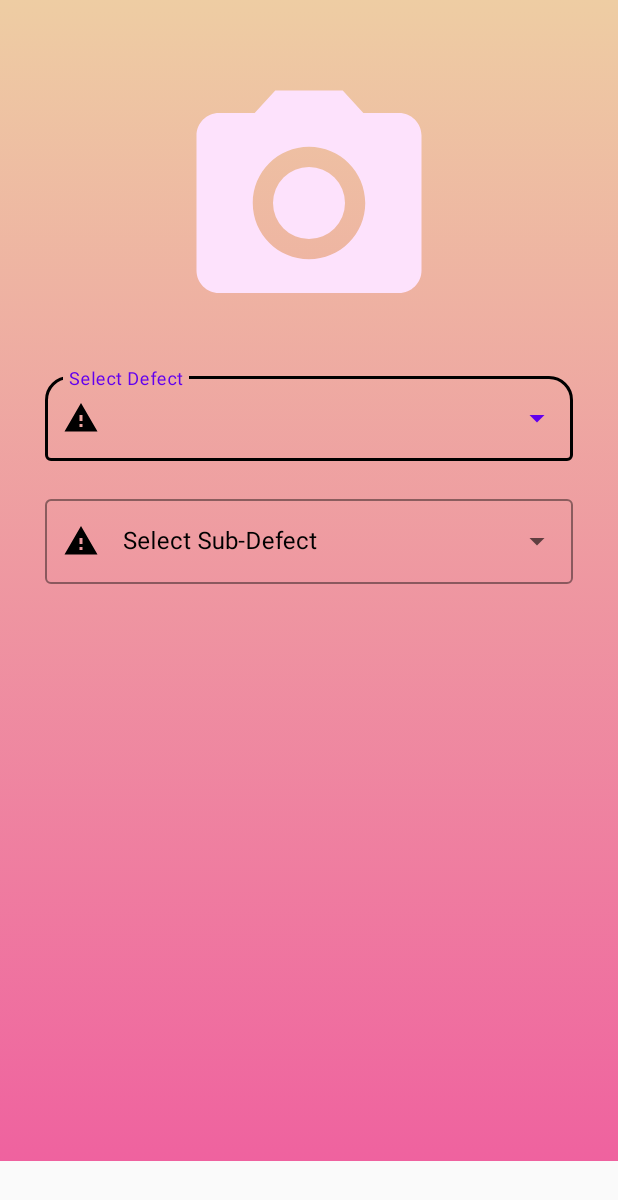
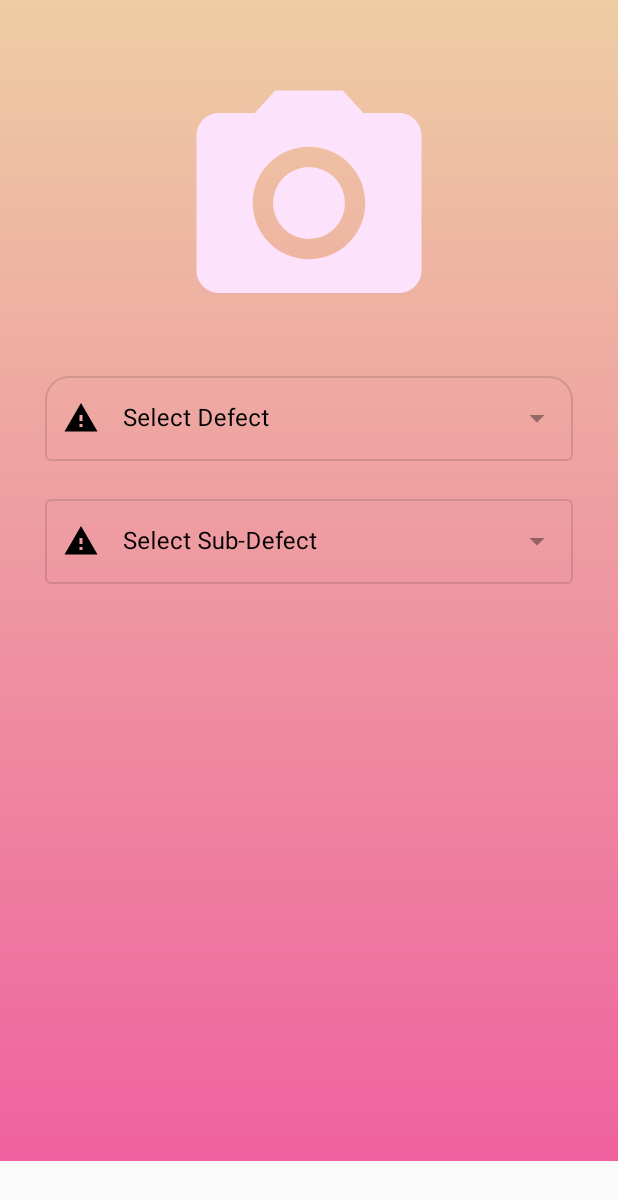
Before and after one commit to Shubham1-5/RoadDefect, an Android app: the fragment DefectAddFragment shown on its own in the app's theme, on a phone screen of 412 x 824 dp. Shown: the top 1200 px of the screen. Run offline under Robolectric (Android 15) with nearby library versions, the phone set to English and light mode, and no system bars.

Commit message:
Add_Defect file Select defect and sub-defect bug resolved

```diff
--- a/app/src/main/res/layout/fragment_defect_add.xml
+++ b/app/src/main/res/layout/fragment_defect_add.xml
@@ -29,21 +29,24 @@
             android:layout_width="match_parent"
             android:layout_height="wrap_content"
             android:layout_marginTop="20dp"
+            android:enabled="false"
             android:hint="Select Defect"
-            app:endIconMode="dropdown_menu"
+            android:textColorHint="@color/black"
             app:boxCornerRadiusTopEnd="16dp"
             app:boxCornerRadiusTopStart="16dp"
-            android:textColorHint="@color/black"
             app:boxStrokeColor="@color/black"
             app:boxStrokeWidthFocused="2dp"
+            app:endIconMode="dropdown_menu"
             app:startIconDrawable="@drawable/ic_baseline_warning_24"
             app:startIconTint="@color/black">
 
             <AutoCompleteTextView
                 android:id="@+id/defectAutoComp1"
+                android:layout_width="match_parent"
+                android:layout_height="match_parent"
                 android:layout_weight="1"
-                android:layout_width="match_parent"
-                android:layout_height="match_parent"/>
+                android:enabled="false"
+                android:textColor="@color/black" />
 
         </com.google.android.material.textfield.TextInputLayout>
 
@@ -53,20 +56,23 @@
             android:layout_width="match_parent"
             android:layout_height="wrap_content"
             android:layout_marginTop="20dp"
+            android:enabled="false"
             android:hint="Select Sub-Defect"
-            app:endIconMode="dropdown_menu"
+            android:inputType="none"
             android:textColorHint="@color/black"
             app:boxStrokeColor="@color/black"
             app:boxStrokeWidthFocused="2dp"
+            app:endIconMode="dropdown_menu"
             app:startIconDrawable="@drawable/ic_baseline_warning_24"
             app:startIconTint="@color/black">
 
             <AutoCompleteTextView
                 android:id="@+id/defectAutoComp2"
-                android:layout_weight="1"
                 android:layout_width="match_parent"
                 android:layout_height="match_parent"
-                />
+                android:layout_weight="1"
+                android:enabled="false"
+                android:textColor="@color/black" />
 
         </com.google.android.material.textfield.TextInputLayout>
 
```
Also changed, not shown: app/src/main/AndroidManifest.xml (+9 -0 lines), app/src/main/java/com/example/roaddefect/userCompleteFragment/DefectAddFragment.java (+10 -13 lines).
